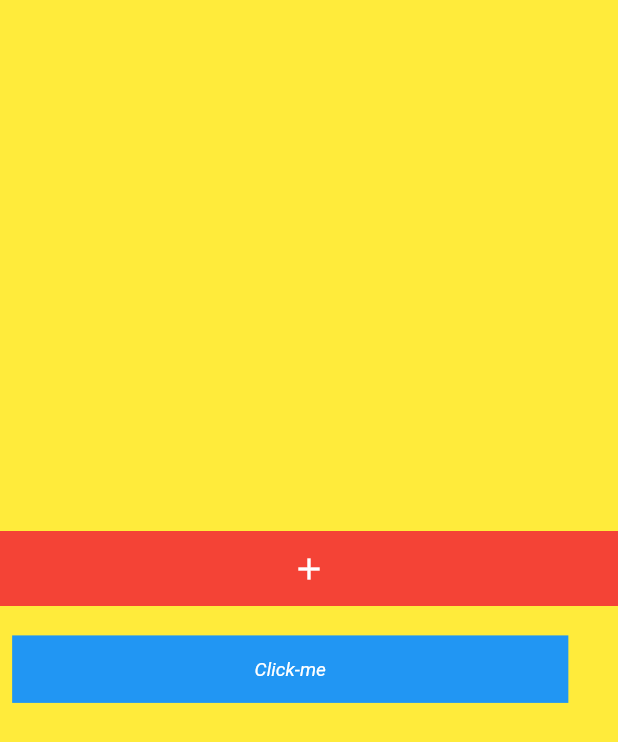
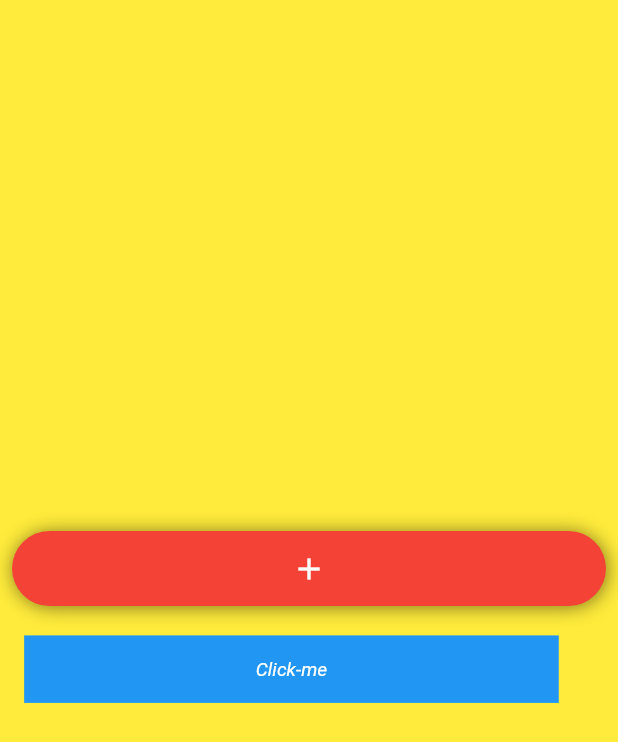
Before and after one commit to from-bottom-to-the-top/aula-flutter, a Flutter app: the screen it shows after launch, on a phone screen of 412 x 824 dp. Shown: the top 742 px of the screen. Run offline on Flutter 3.47's test engine with Material 2 defaults, Android fonts, the light colour scheme and no system bars.

Commit message:
catalogo decoration borderRadius boxShadow add

```diff
--- a/lib/main.dart
+++ b/lib/main.dart
@@ -81,9 +81,12 @@ class BaseWidget extends StatelessWidget {
   Widget build(BuildContext context) {
     return Container(
       color: Colors.yellow,
-      child: Column(
-        mainAxisAlignment: MainAxisAlignment.center,
-        children: <Widget>[ButtonWithIcon(), ButtonWithText()],
+      child: Padding(
+        padding: const EdgeInsets.all(8.0),
+        child: Column(
+          mainAxisAlignment: MainAxisAlignment.center,
+          children: <Widget>[ButtonWithIcon(), ButtonWithText()],
+        ),
       ),
     );
   }
@@ -94,7 +97,15 @@ class ButtonWithIcon extends StatelessWidget {
     return Padding(
       padding: const EdgeInsets.only(top: 8.0, bottom: 8.0),
       child: Container(
-        color: Colors.red,
+        decoration: BoxDecoration(
+            color: Colors.red,
+            borderRadius: BorderRadius.circular(50),
+            boxShadow: <BoxShadow>[
+              BoxShadow(
+                  color: Colors.black.withOpacity(0.5),
+                  offset: Offset(0.8, 0.8),
+                  blurRadius: 10.0)
+            ]),
         width: double.infinity,
         height: 50,
         alignment: Alignment.center,
```
